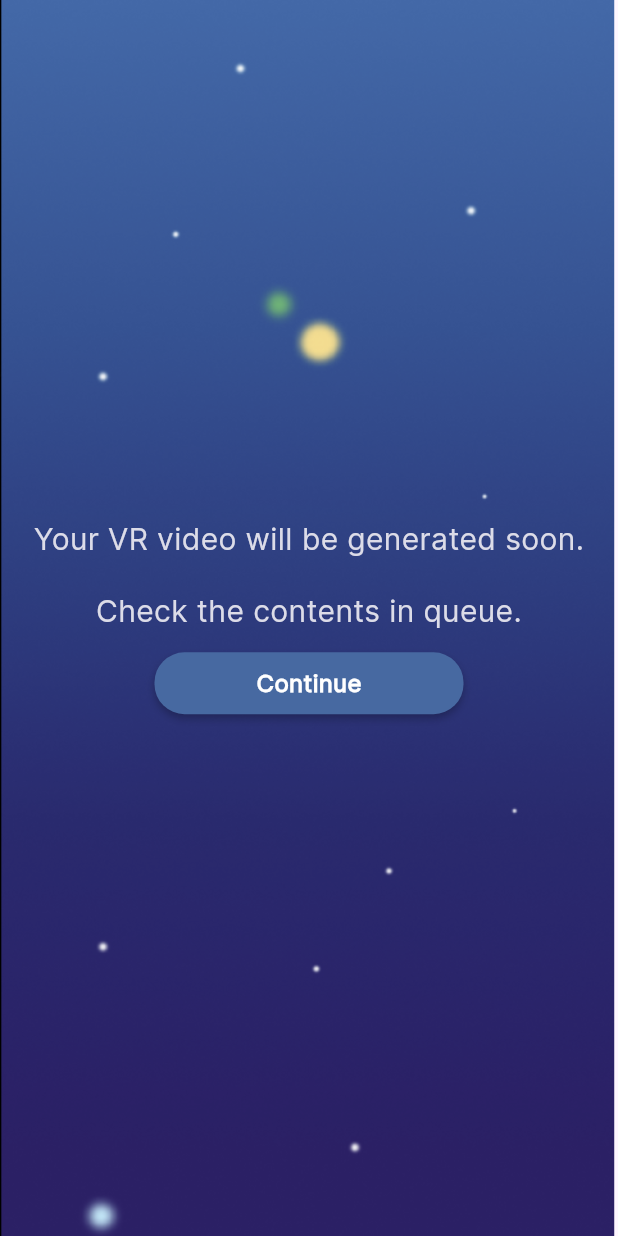
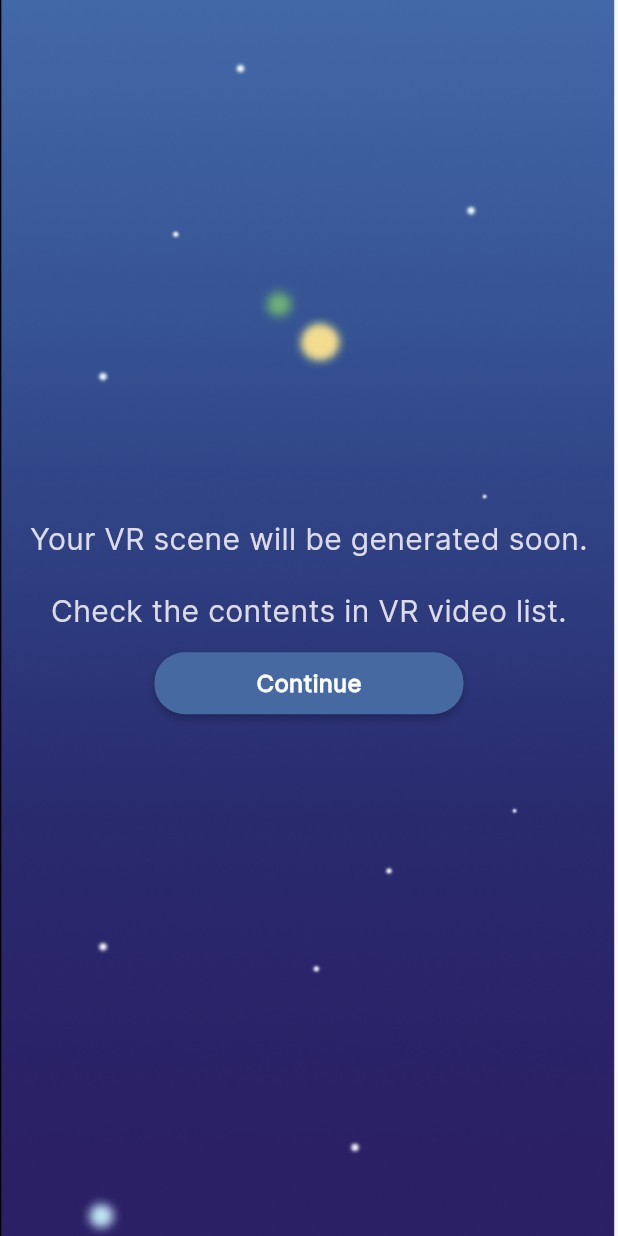
Before and after one commit to RememVR-2024-SolutionChallenge/RememVR-client, a Flutter app: the VrCompletionPageWidget screen opened directly, on a phone screen of 412 x 824 dp. Run offline on Flutter 3.47's test engine with Material 3 defaults, Android fonts, the phone set to English and light mode, and no system bars; our stand-ins replace dio, flutter_widget_from_html, image_picker, percent_indicator, persistent_bottom_nav_bar, shared_preferences and 1 more; missing offline and left inert: flutter_custom_tabs; accounts and stored records are empty; network calls fail.

Commit message:
Fix: fix texts

```diff
--- a/lib/pages/caregiver/vr/VrCompletionPage.dart
+++ b/lib/pages/caregiver/vr/VrCompletionPage.dart
@@ -31,7 +31,7 @@ class _VrCompletionPageWidgetState extends State<VrCompletionPageWidget> {
         mainAxisAlignment: MainAxisAlignment.center,
         children: [
           Text(
-            "Your VR video will be generated soon.\n\nCheck the contents in queue.",
+            "Your VR scene will be generated soon.\n\nCheck the contents in VR video list.",
             textAlign: TextAlign.center,
             style: TextStyle(
               color: Color(0xFFDCDCE8),
```
